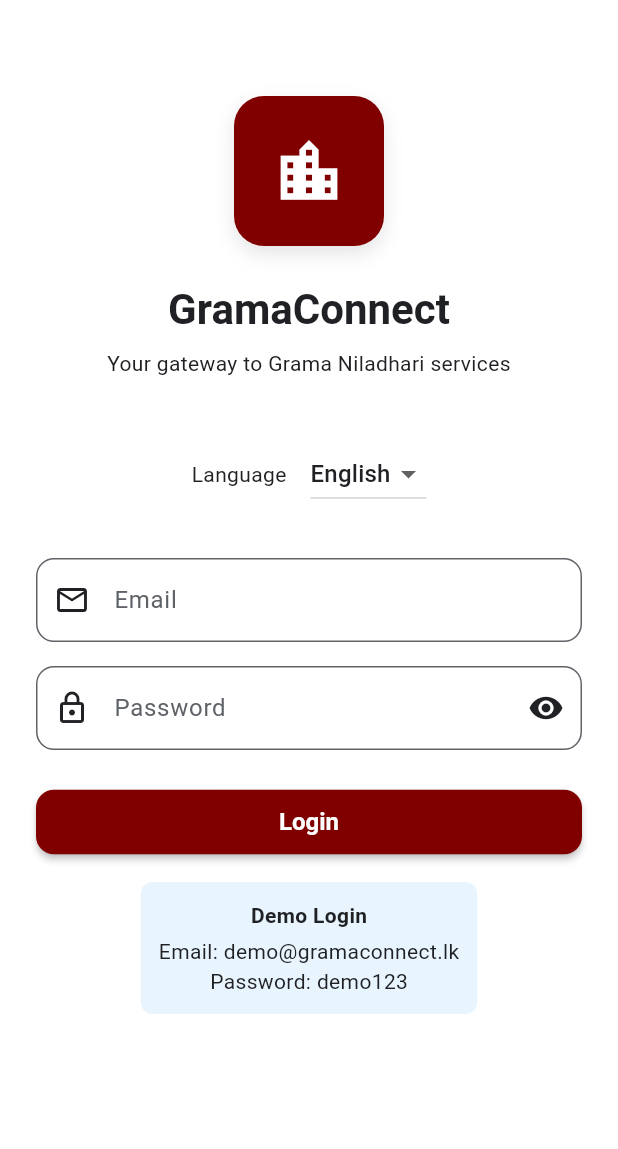
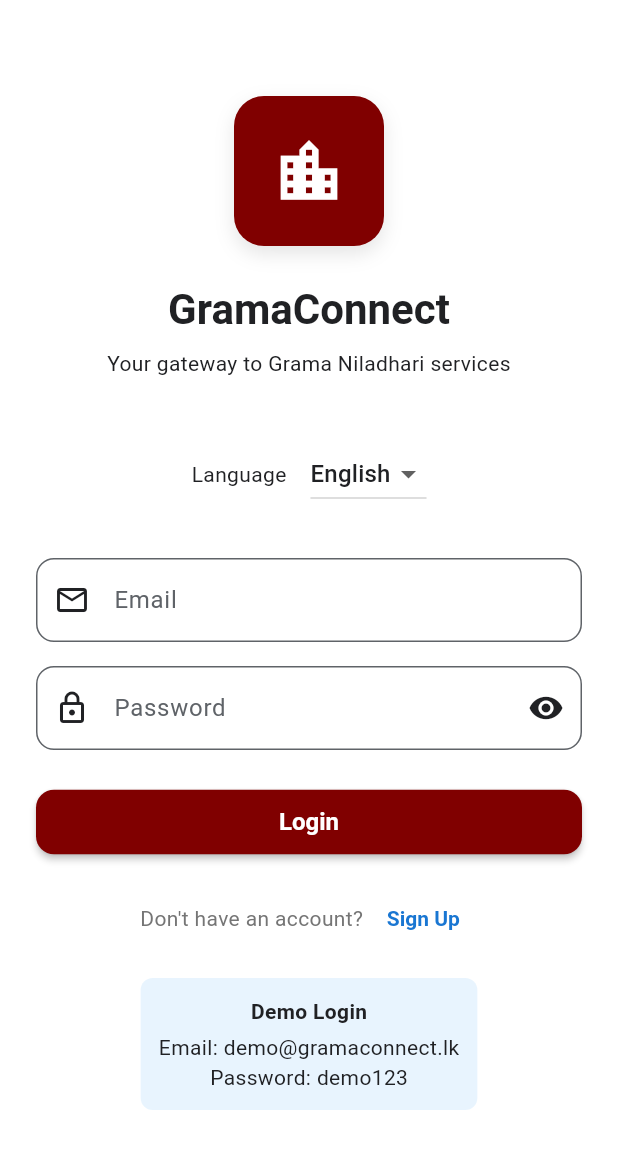
Before and after one commit to kimviiii/NeuroNova_GramaConnect, a Flutter app: the screen it shows after launch, on a phone screen of 412 x 824 dp. Shown: the top 1149 px of the screen. Run offline on Flutter 3.47's test engine with Material 3 defaults, Android fonts, the light colour scheme and no system bars; our stand-ins replace shared_preferences; accounts and stored records are empty.

```diff
--- a/lib/screens/auth/login_screen.dart
+++ b/lib/screens/auth/login_screen.dart
@@ -210,6 +210,35 @@ class _LoginScreenState extends State<LoginScreen> {
                     ),
                     const SizedBox(height: 16),
 
+                    // Registration Link
+                    Row(
+                      mainAxisAlignment: MainAxisAlignment.center,
+                      children: [
+                        Text(
+                          'Don\'t have an account? ',
+                          style: TextStyle(
+                            color: Colors.grey[600],
+                            fontSize: 14,
+                          ),
+                        ),
+                        TextButton(
+                          onPressed: () {
+                            Navigator.pushNamed(context, '/register');
+                          },
+                          child: const Text(
+                            'Sign Up',
+                            style: TextStyle(
+                              color: Color(0xFF1976D2),
+                              fontWeight: FontWeight.bold,
+                              fontSize: 14,
+                            ),
+                          ),
+                        ),
+                      ],
+                    ),
+
+                    const SizedBox(height: 16),
+
                     // Demo Login Info
                     Container(
                       padding: const EdgeInsets.all(12),
```
Also changed, not shown: lib/screens/home/home_screen.dart (+9 -0 lines), lib/screens/profile/profile_screen.dart (+9 -0 lines), lib/screens/services/services_screen.dart (+9 -0 lines).
